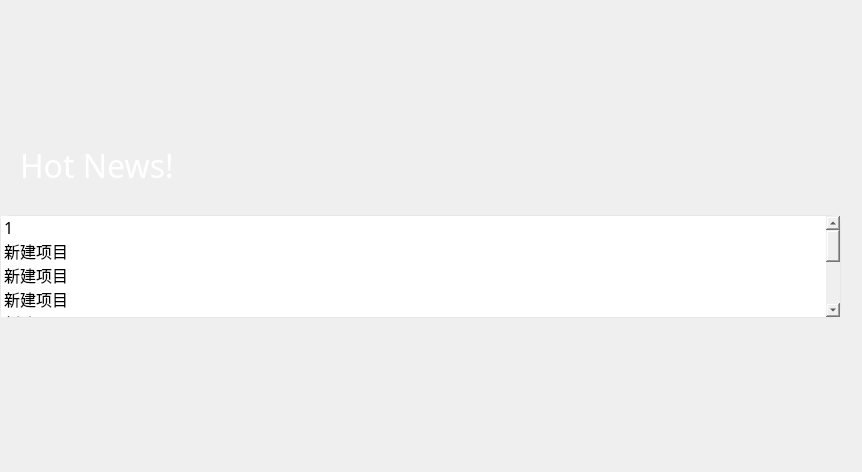
Vks-Feng/Nullptr, file VirtualStock_dir/newswidget.ui: the form before one commit.
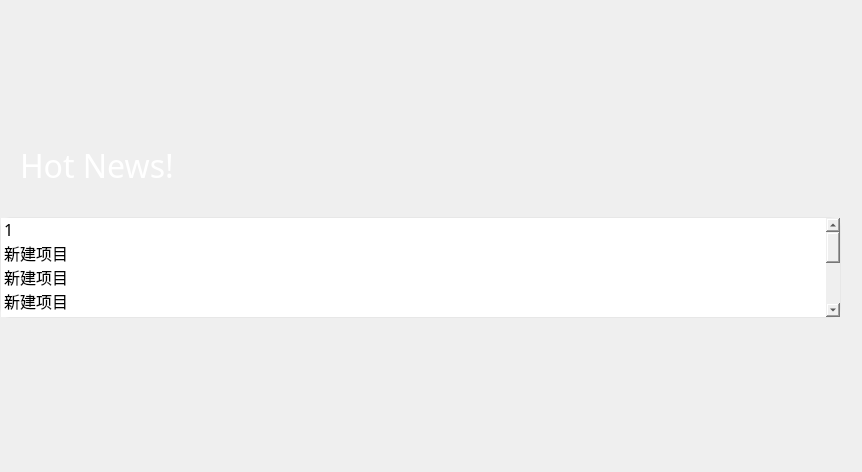
The form after the commit. Icons and pictures are not drawn.

What changed in the file:
```diff
--- a/VirtualStock_dir/newswidget.ui
+++ b/VirtualStock_dir/newswidget.ui
@@ -44,9 +44,9 @@
    <property name="geometry">
     <rect>
      <x>0</x>
-     <y>215</y>
+     <y>217</y>
      <width>841</width>
-     <height>103</height>
+     <height>101</height>
     </rect>
    </property>
    <property name="font">
@@ -182,7 +182,7 @@
      <x>0</x>
      <y>0</y>
      <width>831</width>
-     <height>201</height>
+     <height>191</height>
     </rect>
    </property>
    <property name="styleSheet">
```
Left out of the diff: 2 changed lines with no effect on the pictures.
